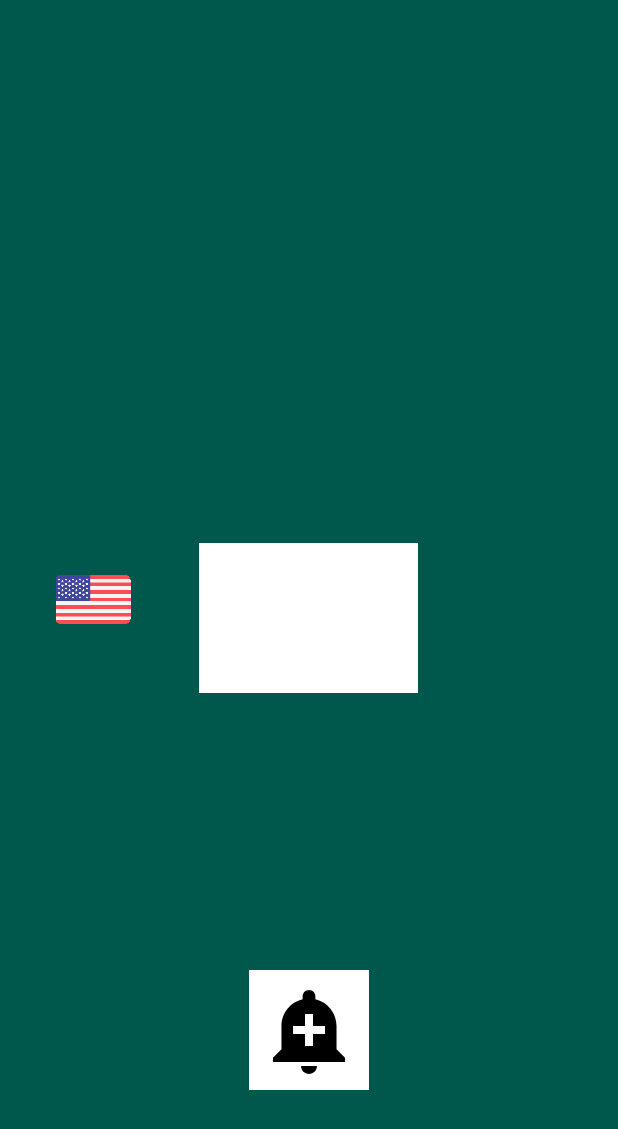
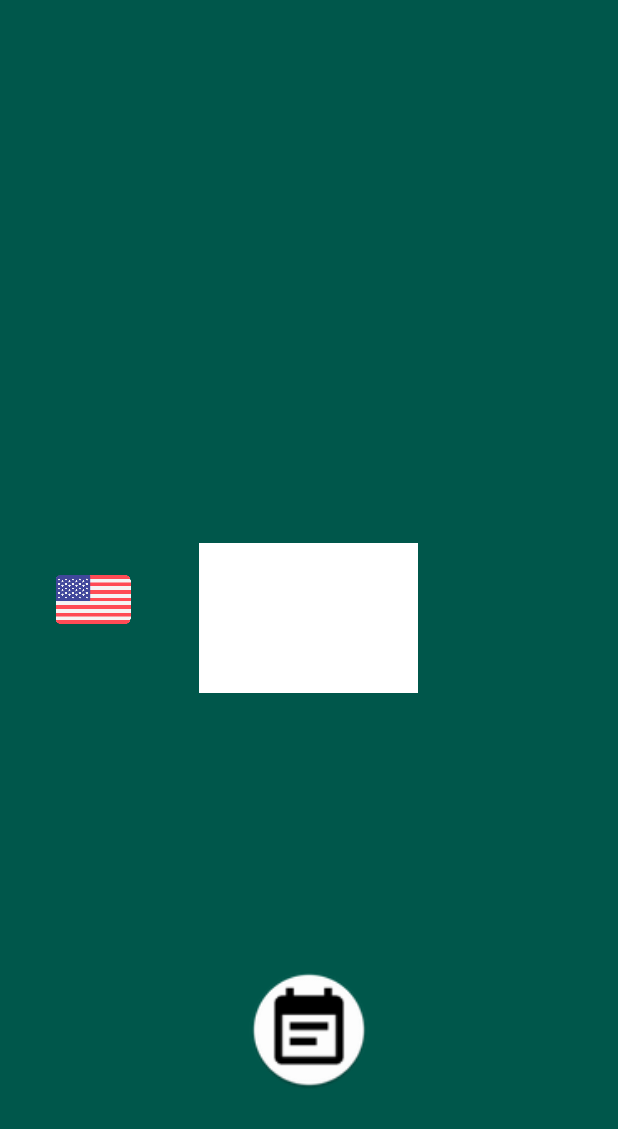
Before and after one commit to ConstantinHacks/RxUS-Soccer, an Android app: the GameDetailsActivity screen opened directly, with no data from a screen before it, after a tap on "Add Game to Calendar", on a phone screen of 412 x 824 dp. Shown: the top 1129 px of the screen. Run offline under Robolectric (Android 15) with nearby library versions, the phone set to English and light mode, and no system bars; our stand-ins replace ButterKnife, Picasso; pictures from the network do not load; 12 statements that could not run were skipped.

Commit message:
Add new Cal icon. Add add to cal functionality.

```diff
--- a/app/src/main/java/com/constantinkoehler/rxsoccer/gameDetails/GameDetailsActivity.java
+++ b/app/src/main/java/com/constantinkoehler/rxsoccer/gameDetails/GameDetailsActivity.java
@@ -10,7 +10,10 @@ import android.widget.Toast;
 
 import com.constantinkoehler.rxsoccer.R;
 import com.constantinkoehler.rxsoccer.models.Game;
+import com.constantinkoehler.rxsoccer.utils.CalendarUtil;
 import com.squareup.picasso.Picasso;
+
+import java.util.Calendar;
 
 import butterknife.BindView;
 import butterknife.ButterKnife;
@@ -78,9 +81,7 @@ public class GameDetailsActivity extends AppCompatActivity {
         }
 
         addToCallButton.setOnClickListener(v -> {
-            Toast.makeText(GameDetailsActivity.this,
-                    "Add To Calendar Clicked",
-                    Toast.LENGTH_LONG).show();
+            CalendarUtil.addGameToCalendar(game,GameDetailsActivity.this);
         });
 
     }
--- a/app/src/main/java/com/constantinkoehler/rxsoccer/models/Game.java
+++ b/app/src/main/java/com/constantinkoehler/rxsoccer/models/Game.java
@@ -158,6 +158,10 @@ public class Game implements Comparable<Game>, Serializable {
         return String.format("%s : %s",usScore,oppScore);
     }
 
+    public String getGameCalTitle(){
+        return String.format("%s vs. %s",getUsTeam(),getOpponentTeam());
+    }
+
     @Override
     public int compareTo(Game o) {
         return this.getDateObject().compareTo(o.getDateObject());
--- /dev/null
+++ b/app/src/main/java/com/constantinkoehler/rxsoccer/utils/CalendarUtil.java
@@ -0,0 +1,22 @@
+package com.constantinkoehler.rxsoccer.utils;
+
+import android.content.Context;
+import android.content.Intent;
+
+import com.constantinkoehler.rxsoccer.models.Game;
+
+import java.util.Calendar;
+
+public class CalendarUtil {
+    public static void addGameToCalendar(Game game, Context context){
+        Calendar cal = Calendar.getInstance();
+        cal.setTime(game.getDateObject());
+        Intent intent = new Intent(Intent.ACTION_EDIT);
+        intent.setType("vnd.android.cursor.item/event");
+        intent.putExtra("beginTime", cal.getTimeInMillis());
+        intent.putExtra("endTime", cal.getTimeInMillis()+60*60*2*1000);
+        intent.putExtra("title", game.getGameCalTitle());
+        intent.putExtra("eventLocation", game.getVenue());
+        context.startActivity(intent);
+    }
+}
--- a/app/src/main/res/drawable/ic_bell.xml
+++ /dev/null
@@ -1,9 +0,0 @@
-<vector xmlns:android="http://schemas.android.com/apk/res/android"
-        android:width="24dp"
-        android:height="24dp"
-        android:viewportWidth="24.0"
-        android:viewportHeight="24.0">
-    <path
-        android:fillColor="#FF000000"
-        android:pathData="M10.01,21.01c0,1.1 0.89,1.99 1.99,1.99s1.99,-0.89 1.99,-1.99h-3.98zM18.88,16.82L18.88,11c0,-3.25 -2.25,-5.97 -5.29,-6.69v-0.72C13.59,2.71 12.88,2 12,2s-1.59,0.71 -1.59,1.59v0.72C7.37,5.03 5.12,7.75 5.12,11v5.82L3,18.94L3,20h18v-1.06l-2.12,-2.12zM16,13.01h-3v3h-2v-3L8,13.01L8,11h3L11,8h2v3h3v2.01z"/>
-</vector>
--- a/app/src/main/res/layout/game_details.xml
+++ b/app/src/main/res/layout/game_details.xml
@@ -140,11 +140,8 @@
 
         <ImageView
             android:contentDescription="@string/add_to_cal"
-            android:background="@android:color/white"
             android:id="@+id/addToCal"
-            android:scaleType="fitXY"
-            android:padding="8dp"
-            android:src="@drawable/ic_bell"
+            android:src="@mipmap/ic_cal"
             android:layout_width="80dp"
             android:layout_height="80dp" />
 
```
Also changed, not shown: app/src/main/ic_cal-web.png (added), app/src/main/res/mipmap-hdpi/ic_cal.png (added), app/src/main/res/mipmap-mdpi/ic_cal.png (added), app/src/main/res/mipmap-xhdpi/ic_cal.png (added), app/src/main/res/mipmap-xxhdpi/ic_cal.png (added), app/src/main/res/mipmap-xxxhdpi/ic_cal.png (added).
